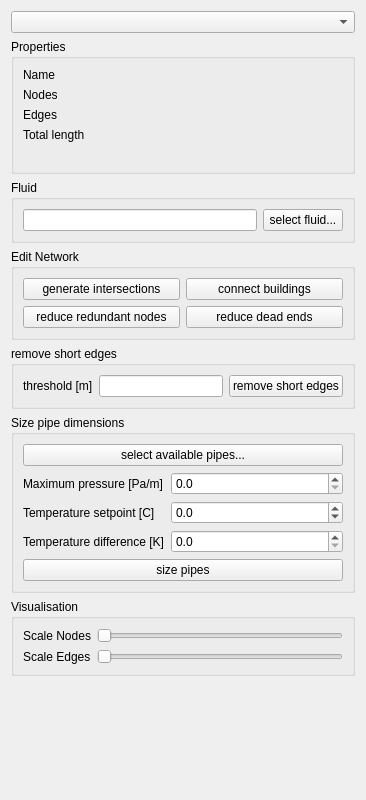
First picture: the form in SIM-VICUS/src/SVPropEditNetwork.ui, repository ghorwin/SIM-VICUS, before the edit.
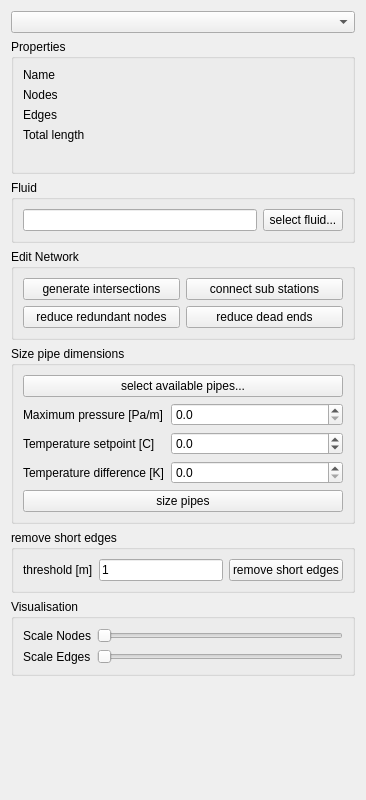
Second picture: the form after the edit. Custom widgets are drawn as their Qt base class.

```diff
--- a/SIM-VICUS/src/SVPropEditNetwork.ui
+++ b/SIM-VICUS/src/SVPropEditNetwork.ui
@@ -132,7 +132,7 @@
       <item row="0" column="1">
        <widget class="QPushButton" name="pushButtonConnectBuildings">
         <property name="text">
-         <string>connect buildings</string>
+         <string>connect sub stations</string>
         </property>
        </widget>
       </item>
@@ -153,32 +153,6 @@
      </layout>
     </widget>
    </item>
-   <item>
-    <widget class="QGroupBox" name="groupBoxRemoveShortEdges">
-     <property name="title">
-      <string>remove short edges</string>
-     </property>
-     <layout class="QHBoxLayout" name="horizontalLayout_3">
-      <item>
-       <widget class="QLabel" name="label_24">
-        <property name="text">
-         <string>threshold [m]</string>
-        </property>
-       </widget>
-      </item>
-      <item>
-       <widget class="QtExt::ValidatingLineEdit" name="lineEditThresholdSmallEdge"/>
-      </item>
-      <item>
-       <widget class="QPushButton" name="pushButtonRemoveSmallEdge">
-        <property name="text">
-         <string>remove short edges</string>
-        </property>
-       </widget>
-      </item>
-     </layout>
-    </widget>
-   </item>
    <item>
     <widget class="QGroupBox" name="groupBoxSizePipes">
      <property name="title">
@@ -266,6 +240,36 @@
      </layout>
     </widget>
    </item>
+   <item>
+    <widget class="QGroupBox" name="groupBoxRemoveShortEdges">
+     <property name="title">
+      <string>remove short edges</string>
+     </property>
+     <layout class="QHBoxLayout" name="horizontalLayout_3">
+      <item>
+       <widget class="QLabel" name="label_24">
+        <property name="text">
+         <string>threshold [m]</string>
+        </property>
+       </widget>
+      </item>
+      <item>
+       <widget class="QtExt::ValidatingLineEdit" name="lineEditThresholdSmallEdge">
+        <property name="text">
+         <string>1</string>
+        </property>
+       </widget>
+      </item>
+      <item>
+       <widget class="QPushButton" name="pushButtonRemoveSmallEdge">
+        <property name="text">
+         <string>remove short edges</string>
+        </property>
+       </widget>
+      </item>
+     </layout>
+    </widget>
+   </item>
    <item>
     <widget class="QGroupBox" name="groupBoxVisualisation">
      <property name="title">
```
